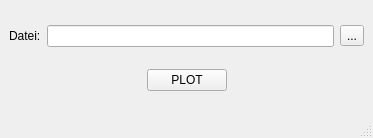
Qt form gui/gui.ui (lhalb/gfmanager) before a commit.
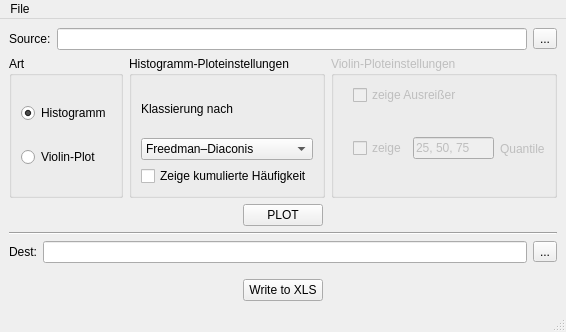
The same form after that commit.

Commit message: Erweiterung GUI um Histogramm und Violine, Implementierung Histogrammplot, Implementierung verschiedener Optionen für Histogramm, Implementierung verschiedener Klassierungsalgorithmen

```diff
--- a/gui/gui.ui
+++ b/gui/gui.ui
@@ -6,8 +6,8 @@
    <rect>
     <x>0</x>
     <y>0</y>
-    <width>373</width>
-    <height>138</height>
+    <width>523</width>
+    <height>332</height>
    </rect>
   </property>
   <property name="windowTitle">
@@ -20,7 +20,7 @@
       <item>
        <widget class="QLabel" name="label">
         <property name="text">
-         <string>Datei:</string>
+         <string>Source:</string>
         </property>
        </widget>
       </item>
@@ -36,6 +36,175 @@
       </item>
      </layout>
     </item>
+    <item>
+     <layout class="QHBoxLayout" name="horizontalLayout_6">
+      <item>
+       <widget class="QGroupBox" name="groupBox_2">
+        <property name="title">
+         <string>Art</string>
+        </property>
+        <layout class="QVBoxLayout" name="verticalLayout_3">
+         <item>
+          <widget class="QRadioButton" name="rb_hist">
+           <property name="text">
+            <string>Histogramm</string>
+           </property>
+           <property name="checked">
+            <bool>true</bool>
+           </property>
+          </widget>
+         </item>
+         <item>
+          <widget class="QRadioButton" name="rb_vio">
+           <property name="text">
+            <string>Violin-Plot</string>
+           </property>
+          </widget>
+         </item>
+        </layout>
+       </widget>
+      </item>
+      <item>
+       <widget class="QGroupBox" name="gb_histogram">
+        <property name="title">
+         <string>Histogramm-Ploteinstellungen</string>
+        </property>
+        <layout class="QVBoxLayout" name="verticalLayout_2">
+         <item>
+          <layout class="QVBoxLayout" name="verticalLayout_4">
+           <item>
+            <widget class="QLabel" name="label_3">
+             <property name="text">
+              <string>Klassierung nach</string>
+             </property>
+            </widget>
+           </item>
+           <item>
+            <widget class="QComboBox" name="cb_classification">
+             <property name="sizePolicy">
+              <sizepolicy hsizetype="Expanding" vsizetype="Fixed">
+               <horstretch>0</horstretch>
+               <verstretch>0</verstretch>
+              </sizepolicy>
+             </property>
+             <property name="maximumSize">
+              <size>
+               <width>190</width>
+               <height>16777215</height>
+              </size>
+             </property>
+             <item>
+              <property name="text">
+               <string>Freedman–Diaconis</string>
+              </property>
+             </item>
+             <item>
+              <property name="text">
+               <string>Square-Root</string>
+              </property>
+             </item>
+             <item>
+              <property name="text">
+               <string>Sturges</string>
+              </property>
+             </item>
+             <item>
+              <property name="text">
+               <string>Rice</string>
+              </property>
+             </item>
+            </widget>
+           </item>
+          </layout>
+         </item>
+         <item>
+          <widget class="QCheckBox" name="cb_cumulated">
+           <property name="text">
+            <string>Zeige kumulierte Häufigkeit</string>
+           </property>
+          </widget>
+         </item>
+        </layout>
+       </widget>
+      </item>
+      <item>
+       <widget class="QGroupBox" name="gb_violine">
+        <property name="enabled">
+         <bool>false</bool>
+        </property>
+        <property name="title">
+         <string>Violin-Ploteinstellungen</string>
+        </property>
+        <layout class="QVBoxLayout" name="verticalLayout_6">
+         <item>
+          <layout class="QVBoxLayout" name="verticalLayout_5">
+           <property name="leftMargin">
+            <number>10</number>
+           </property>
+           <item>
+            <widget class="QCheckBox" name="cb_outliner">
+             <property name="text">
+              <string>zeige Ausreißer</string>
+             </property>
+            </widget>
+           </item>
+           <item>
+            <layout class="QHBoxLayout" name="horizontalLayout_7">
+             <item>
+              <widget class="QCheckBox" name="cb_quantile">
+               <property name="text">
+                <string>zeige</string>
+               </property>
+              </widget>
+             </item>
+             <item>
+              <widget class="QLineEdit" name="txt_quantile">
+               <property name="sizePolicy">
+                <sizepolicy hsizetype="Minimum" vsizetype="Fixed">
+                 <horstretch>0</horstretch>
+                 <verstretch>0</verstretch>
+                </sizepolicy>
+               </property>
+               <property name="maximumSize">
+                <size>
+                 <width>81</width>
+                 <height>16777215</height>
+                </size>
+               </property>
+               <property name="text">
+                <string>25, 50, 75</string>
+               </property>
+              </widget>
+             </item>
+             <item>
+              <widget class="QLabel" name="label_4">
+               <property name="text">
+                <string>Quantile</string>
+               </property>
+              </widget>
+             </item>
+             <item>
+              <spacer name="horizontalSpacer_6">
+               <property name="orientation">
+                <enum>Qt::Horizontal</enum>
+               </property>
+               <property name="sizeHint" stdset="0">
+                <size>
+                 <width>40</width>
+                 <height>20</height>
+                </size>
+               </property>
+              </spacer>
+             </item>
+            </layout>
+           </item>
+          </layout>
+         </item>
+        </layout>
+       </widget>
+      </item>
+     </layout>
+    </item>
     <item>
      <layout class="QHBoxLayout" name="horizontalLayout_2">
       <item>
@@ -73,6 +242,74 @@
       </item>
      </layout>
     </item>
+    <item>
+     <widget class="Line" name="line">
+      <property name="orientation">
+       <enum>Qt::Horizontal</enum>
+      </property>
+     </widget>
+    </item>
+    <item>
+     <layout class="QHBoxLayout" name="horizontalLayout_3">
+      <item>
+       <widget class="QLabel" name="label_2">
+        <property name="text">
+         <string>Dest:</string>
+        </property>
+       </widget>
+      </item>
+      <item>
+       <widget class="QLineEdit" name="txt_fout"/>
+      </item>
+      <item>
+       <widget class="QToolButton" name="but_fout">
+        <property name="text">
+         <string>...</string>
+        </property>
+       </widget>
+      </item>
+     </layout>
+    </item>
+    <item>
+     <layout class="QHBoxLayout" name="horizontalLayout_4">
+      <property name="topMargin">
+       <number>10</number>
+      </property>
+      <item>
+       <spacer name="horizontalSpacer_3">
+        <property name="orientation">
+         <enum>Qt::Horizontal</enum>
+        </property>
+        <property name="sizeHint" stdset="0">
+         <size>
+          <width>40</width>
+          <height>20</height>
+         </size>
+        </property>
+       </spacer>
+      </item>
+      <item>
+       <widget class="QPushButton" name="but_save_data">
+        <property name="text">
+         <string>Write to XLS</string>
+        </property>
+       </widget>
+      </item>
+      <item>
+       <spacer name="horizontalSpacer_4">
+        <property name="orientation">
+         <enum>Qt::Horizontal</enum>
+        </property>
+        <property name="sizeHint" stdset="0">
+         <size>
+          <width>40</width>
+          <height>20</height>
+         </size>
+        </property>
+       </spacer>
+      </item>
+     </layout>
+    </item>
    </layout>
   </widget>
   <widget class="QMenuBar" name="menubar">
@@ -80,10 +317,18 @@
     <rect>
      <x>0</x>
      <y>0</y>
-     <width>373</width>
+     <width>523</width>
      <height>21</height>
     </rect>
    </property>
+   <widget class="QMenu" name="menuFile">
+    <property name="title">
+     <string>File</string>
+    </property>
+    <addaction name="actionOpen_File"/>
+    <addaction name="actionSave_File"/>
+   </widget>
+   <addaction name="menuFile"/>
   </widget>
   <widget class="QStatusBar" name="statusbar"/>
  </widget>
```
Left out of the diff: 16 changed lines with no effect on the pictures. The commit also changes 5 other files.
